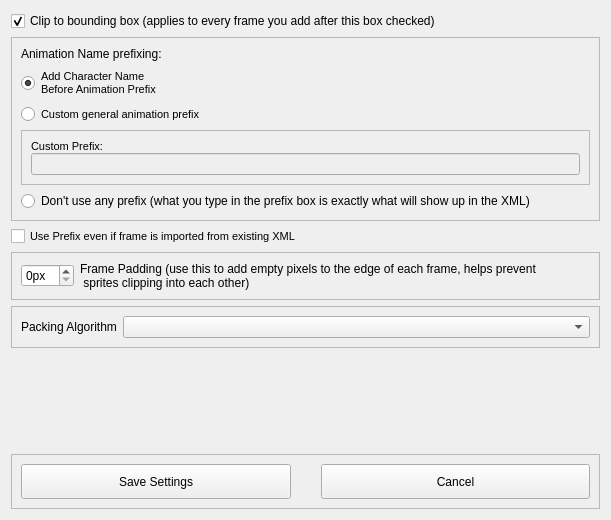
Old version of the form src/SpritesheetGenSettings.ui in the repository UncertainProd/FnF-Spritesheet-and-XML-Maker.
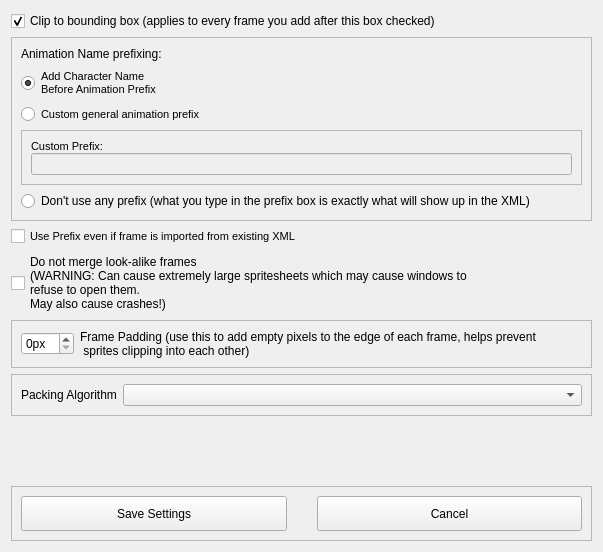
New version of the form.

Commit message: Added option to not merge identical frames + some bufixes

Patch:
```diff
--- a/src/SpritesheetGenSettings.ui
+++ b/src/SpritesheetGenSettings.ui
@@ -9,14 +9,14 @@
    <rect>
     <x>0</x>
     <y>0</y>
-    <width>611</width>
-    <height>520</height>
+    <width>603</width>
+    <height>552</height>
    </rect>
   </property>
   <property name="windowTitle">
    <string>Spritesheet Generation Settings</string>
   </property>
-  <layout class="QVBoxLayout" name="verticalLayout_3" stretch="0,0,0,0,0,0,0">
+  <layout class="QVBoxLayout" name="verticalLayout_3" stretch="0,0,0,0,0,0,0,0">
    <item>
     <widget class="QCheckBox" name="clip_checkbox">
      <property name="font">
@@ -137,6 +137,16 @@
      </property>
     </widget>
    </item>
+   <item>
+    <widget class="QCheckBox" name="no_merge_checkbox">
+     <property name="text">
+      <string>Do not merge look-alike frames
+(WARNING: Can cause extremely large spritesheets which may cause windows to
+refuse to open them.
+May also cause crashes!)</string>
+     </property>
+    </widget>
+   </item>
    <item>
     <widget class="QFrame" name="frame_4">
      <property name="frameShape">
```
The commit also changes 5 other files.
